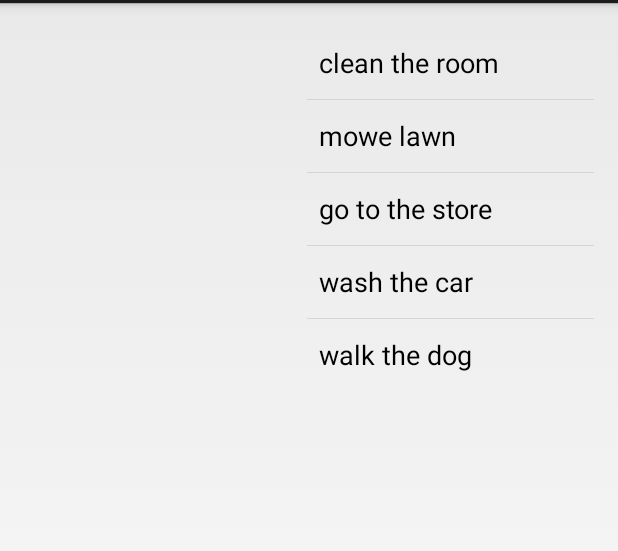
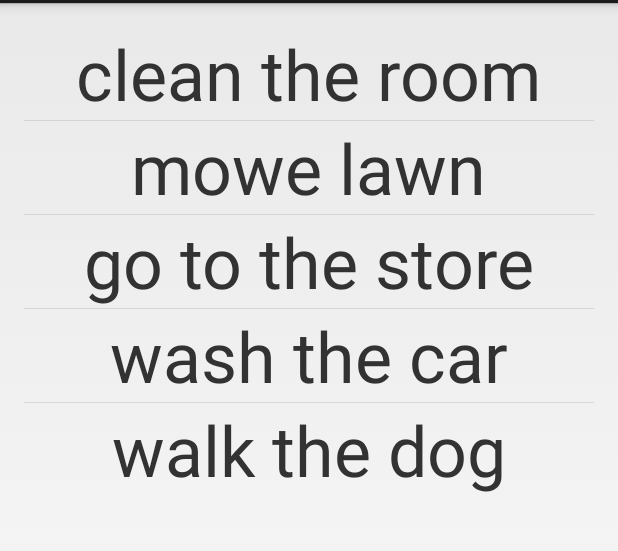
Before and after one commit to shoeallreadyknow/SupremeAATodo, an Android app: the screen it shows after launch (TodoActivity), on a phone screen of 412 x 824 dp, the part 69-620 px from its top. Run offline under Robolectric (Android 15) with nearby library versions, the light colour scheme and no system bars.

Commit message:
revised version of model 2.0

```diff
--- a/app/src/main/java/android/supremeaa/todo/TodoActivity.java
+++ b/app/src/main/java/android/supremeaa/todo/TodoActivity.java
@@ -32,7 +32,7 @@ public class TodoActivity extends Activity {
         listItems[4] = walk_dog;
 
 
-        ArrayAdapter<String> listItemAdapter = new ArrayAdapter<String>(this, android.R.layout.simple_list_item_1, listItems);
+        ArrayAdapter<String> listItemAdapter = new ArrayAdapter<String>(this, R.layout.center_layout, R.id.taskName, listItems);
         ListView lv = (ListView) this.findViewById(R.id.listView);
         lv.setAdapter(listItemAdapter);
 
--- a/app/src/main/res/layout/activity_todo.xml
+++ b/app/src/main/res/layout/activity_todo.xml
@@ -14,7 +14,14 @@
         android:layout_height="wrap_content"
         android:layout_centerInParent="true"
         android:layout_alignParentTop="true"
-        android:paddingLeft="30mm"
+
+        />
+
+    <ImageView
+        android:layout_width="wrap_content"
+        android:layout_height="wrap_content"
+        android:layout_alignParentBottom="true"
+
         />
 
 </RelativeLayout>
--- /dev/null
+++ b/app/src/main/res/layout/center_layout.xml
@@ -0,0 +1,17 @@
+<?xml version="1.0" encoding="utf-8"?>
+
+<RelativeLayout xmlns:android="http://schemas.android.com/apk/res/android"
+    android:orientation="vertical"
+    android:layout_width="match_parent"
+    android:layout_height="match_parent">
+
+    <TextView
+        android:id="@+id/taskName"
+        android:layout_height="wrap_content"
+        android:layout_width="wrap_content"
+        android:layout_centerHorizontal="true"
+        android:textSize="70px"
+
+   />
+
+</RelativeLayout>
```
Also changed, not shown: app/src/main/res/drawable-hdpi/trash.png (added).
